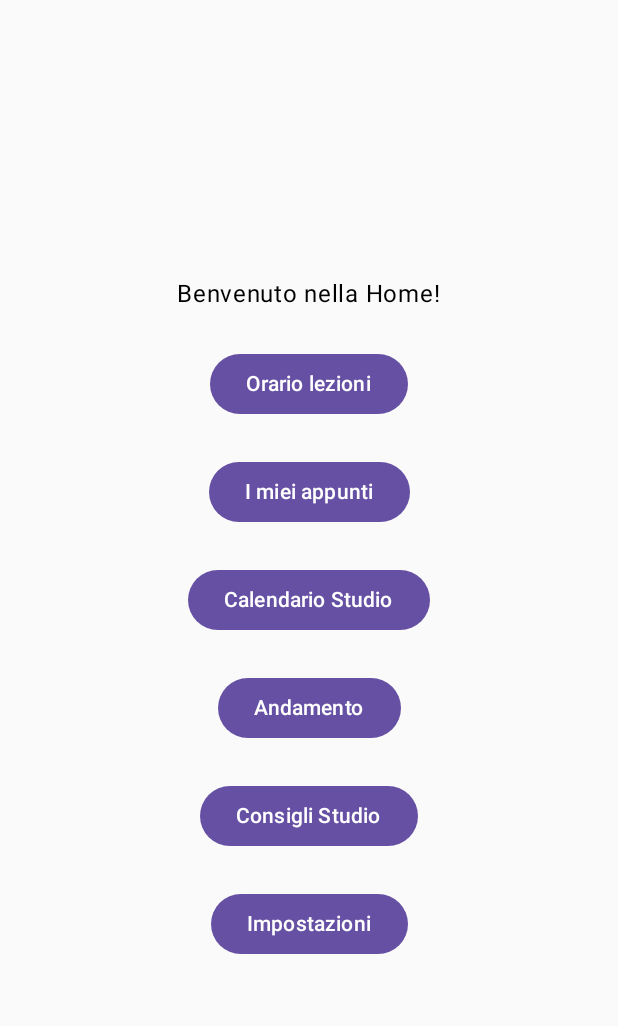
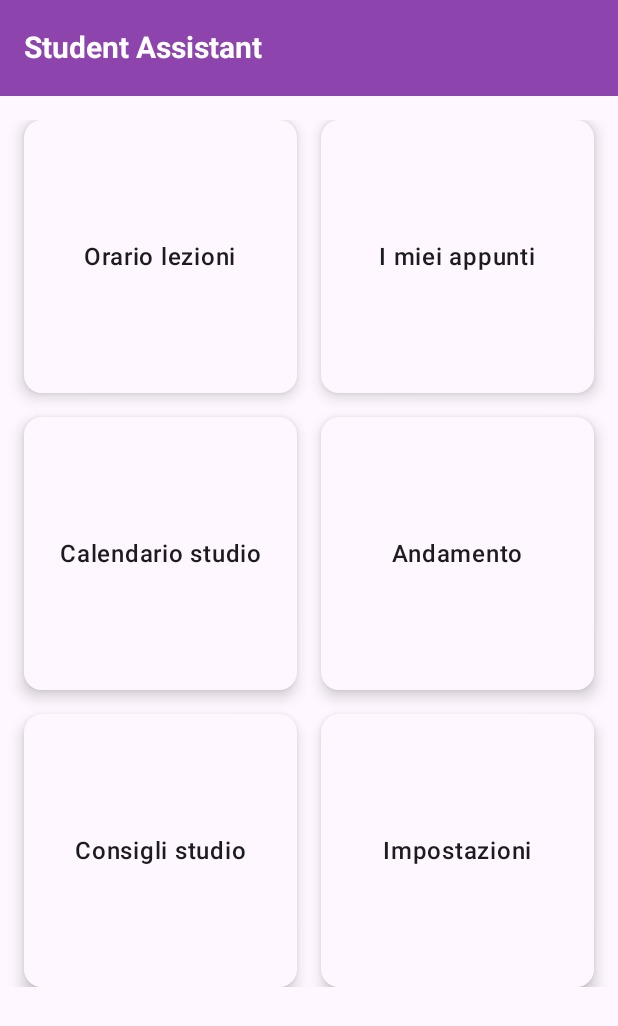
Before and after one commit to Sil2564/progetto_student_assistent, an Android app built with Jetpack Compose: the screen it shows after launch (MainActivity), on a phone screen of 412 x 824 dp. Shown: the top 1026 px of the screen. Run offline under Robolectric (Android 15) with nearby library versions, the phone set to English and light mode, and no system bars; our stand-ins replace Room's generated code.

Commit message:
Ui igliorata, griglia a card  per le varie sezioni

```diff
--- a/app/src/main/java/ui/HomeScreen.kt
+++ b/app/src/main/java/ui/HomeScreen.kt
@@ -1,46 +1,99 @@
 package com.silvianikikarim.studentassistant.ui
 
+import androidx.compose.foundation.ExperimentalFoundationApi
+import androidx.compose.foundation.background
+import androidx.compose.foundation.clickable
 import androidx.compose.foundation.layout.*
+import androidx.compose.foundation.lazy.grid.GridCells
+import androidx.compose.foundation.lazy.grid.LazyVerticalGrid
+import androidx.compose.foundation.lazy.grid.items
 import androidx.compose.material3.*
 import androidx.compose.runtime.Composable
 import androidx.compose.ui.Alignment
 import androidx.compose.ui.Modifier
+import androidx.compose.ui.graphics.Color
+import androidx.compose.ui.text.font.FontWeight
 import androidx.compose.ui.unit.dp
+import androidx.compose.ui.unit.sp
 import androidx.navigation.NavController
 
+@OptIn(ExperimentalMaterial3Api::class, ExperimentalFoundationApi::class)
 @Composable
 fun HomeScreen(navController: NavController) {
-    Column(
-        modifier = Modifier
-            .fillMaxSize()
-            .padding(32.dp),
-        verticalArrangement = Arrangement.spacedBy(24.dp, Alignment.CenterVertically),
-        horizontalAlignment = Alignment.CenterHorizontally
-    ) {
-        Text("Benvenuto nella Home!")
 
-        Button(onClick = { navController.navigate("orario") }) {
-            Text("Orario lezioni")
+    val items = listOf(
+        HomeItem("Orario lezioni", Routes.ORARIO),
+        HomeItem("I miei appunti", Routes.APPUNTI),
+        HomeItem("Calendario studio", Routes.CALENDARIO_STUDIO),
+        HomeItem("Andamento", Routes.ANDAMENTO),
+        HomeItem("Consigli studio", Routes.CONSIGLI),
+        HomeItem("Impostazioni", Routes.IMPOSTAZIONI)
+    )
+
+    Scaffold(
+        topBar = {
+            TopAppBar(
+                title = {
+                    Text(
+                        "Student Assistant",
+                        fontSize = 20.sp,
+                        fontWeight = FontWeight.Bold
+                    )
+                },
+                colors = TopAppBarDefaults.topAppBarColors(
+                    containerColor = Color(0xFF8E44AD), // viola simile UniBo-style
+                    titleContentColor = Color.White
+                )
+            )
         }
+    ) { padding ->
 
-        Button(onClick = { navController.navigate("appunti") }) {
-            Text("I miei appunti")
-        }
-
-        Button(onClick = { navController.navigate("calendario") }) {
-            Text("Calendario Studio")
-        }
-
-        Button(onClick = { navController.navigate("andamento") }) {
-            Text("Andamento")
-        }
-
-        Button(onClick = { navController.navigate("consigli") }) {
-            Text("Consigli Studio")
-        }
-
-        Button(onClick = { navController.navigate("impostazioni") }) {
-            Text("Impostazioni")
+        LazyVerticalGrid(
+            columns = GridCells.Fixed(2),
+            modifier = Modifier
+                .padding(padding)
+                .padding(16.dp),
+            verticalArrangement = Arrangement.spacedBy(16.dp),
+            horizontalArrangement = Arrangement.spacedBy(16.dp)
+        ) {
+            items(items) { item ->
+                HomeCard(
+                    title = item.title,
+                    onClick = { navController.navigate(item.route) }
+                )
+            }
         }
     }
 }
+
+@Composable
+fun HomeCard(
+    title: String,
+    onClick: () -> Unit
+) {
+    Card(
+        modifier = Modifier
+            .fillMaxWidth()
+            .aspectRatio(1f)
+            .clickable { onClick() },
+        elevation = CardDefaults.cardElevation(defaultElevation = 6.dp)
+    ) {
+        Box(
+            modifier = Modifier
+                .fillMaxSize()
+                .background(MaterialTheme.colorScheme.surface),
+            contentAlignment = Alignment.Center
+        ) {
+            Text(
+                text = title,
+                fontSize = 16.sp,
+                fontWeight = FontWeight.Medium
+            )
+        }
+    }
+}
+
+data class HomeItem(
+    val title: String,
+    val route: String
+)
```
